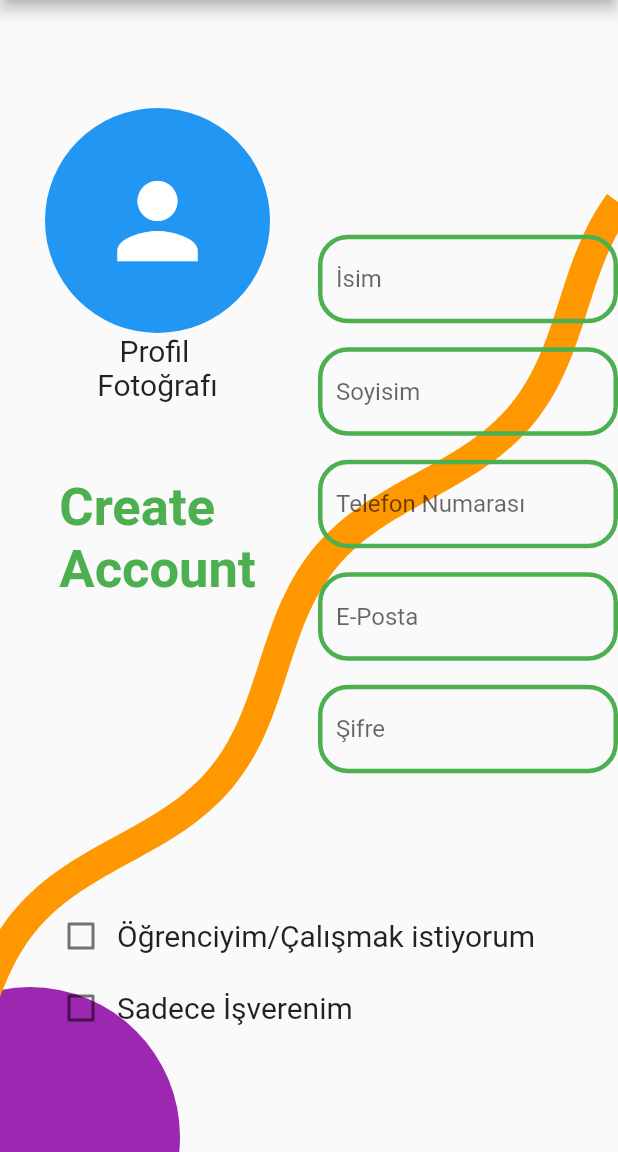
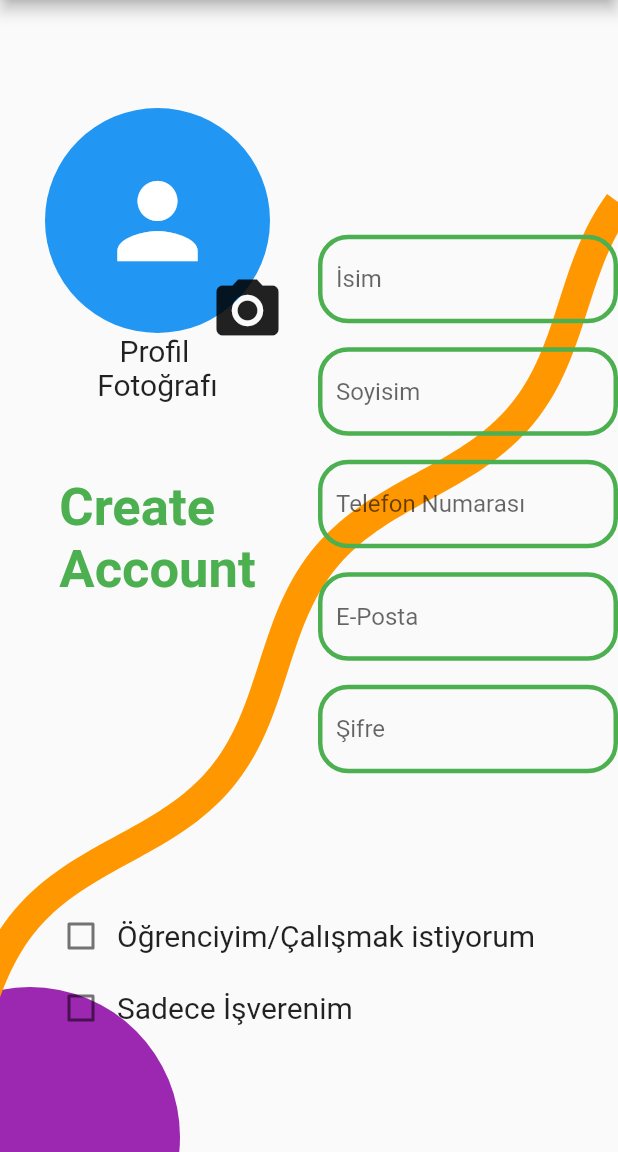
Before and after one commit to al1berk/istebu, a Flutter app: the screen it shows after launch, after a tap on "Üye Ol", on a phone screen of 412 x 824 dp, the part 84-1236 px from its top. Run offline on Flutter 3.47's test engine with Material 2 defaults, Android fonts, the phone set to English and light mode, and no system bars; our stand-ins replace cloud_firestore, firebase_auth, firebase_core, get, icons_plus, image_picker and 2 more; accounts and stored records are empty.

Commit message:
Profil fotoğrafı çekme ve galeriden seçme eklendi. firebase e eklenecek

```diff
--- a/lib/View/Kategoriler/kisi.dart
+++ b/lib/View/Kategoriler/kisi.dart
@@ -18,7 +18,7 @@ class Kisi extends StatelessWidget {
           child: Column(
             mainAxisAlignment: MainAxisAlignment.center,
             children: [
-              ProfilResmiWidget(c: c.imageUrl),
+              //ProfilResmiWidget(c: c.imageUrl),
               SizedBox(height: 15,),
               Text(c.isim),
               SizedBox(height: 15,),
--- a/lib/View/Uyelik/sign_in_page.dart
+++ b/lib/View/Uyelik/sign_in_page.dart
@@ -1,6 +1,7 @@
 import 'dart:math';
 import 'package:flutter/material.dart';
 import 'package:get/get.dart';
+import 'package:image_picker/image_picker.dart';
 import 'package:istebu/Model/M%C3%BC%C5%9Fteri/musteri.dart';
 import 'package:istebu/View/Uyelik/creat_profile.dart';
 import 'package:istebu/View/widgets.dart';
@@ -8,8 +9,7 @@ import 'package:istebu/ViewModel/create_profile_view_model.dart';
 import 'package:uuid/uuid.dart';
 import '../../Model/Çalışan/calisan_model.dart';
 import 'creat_profile_two.dart';
-import '../Ilanlar/ilanlar.dart';
-
+import 'dart:io';
 class SigninPage extends StatefulWidget {
   const SigninPage({super.key});
 
@@ -26,6 +26,8 @@ class _SigninPageState extends State<SigninPage> {
   bool isChecked = false;
   bool isChecked2 = false;
   CreateProfileViewModel viewModel = CreateProfileViewModel();
+  File? _selectedImage;
+
 
   @override
   Widget build(BuildContext context) {
@@ -66,11 +68,25 @@ class _SigninPageState extends State<SigninPage> {
                 Row(
                   mainAxisAlignment: MainAxisAlignment.end,
                   children: [
-                    const Column(
+                     Column(
                       children: [
-                        ProfilResmiWidget(
-                          c: null,
-                        ),
+                        Stack(children: [
+                          ProfilResmiWidget(
+                            c: _selectedImage,
+                          ),
+                          Positioned(
+                            bottom: 0.0,
+                            right: 0.0,
+                            child: IconButton(
+                              onPressed: () => _showImagePickerDialog(context),
+                              icon: Icon(
+                                Icons.camera_alt,
+                                size: 50, // Simgenin boyutunu istediğiniz değerle değiştirin
+                              ),
+                            )
+                          ),
+                        ],),
+
                         Text(
                           "   Profil\nFotoğrafı",
                           style: TextStyle(
@@ -263,4 +279,51 @@ class _SigninPageState extends State<SigninPage> {
       ),
     );
   }
+  Future<void> _pickImage() async {
+    final pickedFile = await ImagePicker().getImage(source: ImageSource.gallery);
+
+    if (pickedFile != null) {
+      setState(() {
+        _selectedImage = File(pickedFile.path);
+      });
+    }
+  }
+  Future<void> _captureImage() async {
+    final pickedFile = await ImagePicker().getImage(source: ImageSource.camera);
+
+    if (pickedFile != null) {
+      setState(() {
+        _selectedImage = File(pickedFile.path);
+      });
+    }
+  }
+
+  Future<void> _showImagePickerDialog(BuildContext context) async {
+    showModalBottomSheet(
+      context: context,
+      builder: (BuildContext context) {
+        return Column(
+          mainAxisSize: MainAxisSize.min,
+          children: <Widget>[
+            ListTile(
+              leading: Icon(Icons.photo_library),
+              title: Text('Galeriden Seç'),
+              onTap: () {
+                Navigator.pop(context);
+                _pickImage();
+              },
+            ),
+            ListTile(
+              leading: Icon(Icons.camera_alt),
+              title: Text('Kameradan Çek'),
+              onTap: () {
+                Navigator.pop(context);
+                _captureImage();
+              },
+            ),
+          ],
+        );
+      },
+    );
+  }
 }
--- a/lib/View/widgets.dart
+++ b/lib/View/widgets.dart
@@ -1,5 +1,5 @@
 import 'dart:math';
-
+import 'dart:io';
 import 'package:flutter/material.dart';
 
 class TextF extends StatelessWidget {
@@ -82,29 +82,29 @@ class ProfilResmiWidget extends StatelessWidget {
     required this.c,
   });
 
-  final String? c;
+  final File? c;
 
   @override
   Widget build(BuildContext context) {
     return Container(
-      width: 150, // Genişlik
-      height: 150, // Yükseklik
+      width: 150,
+      height: 150,
       decoration: const BoxDecoration(
-        shape: BoxShape.circle, // Yuvarlak şekil
-        color: Colors.blue, // Daire rengi
+        shape: BoxShape.circle,
+        color: Colors.blue,
       ),
       child: ClipOval(
         child: c != null
-            ? Image.asset(
-          'assets/asd.jpeg', // Profil resminin yolunu belirtin
-          width: 150, // Genişlik
-          height: 150, // Yükseklik
-          fit: BoxFit.cover, // İmajın boyutunu ayarlar
+            ? Image.file(
+          c!,
+          width: 150,
+          height: 150,
+          fit: BoxFit.cover,
         )
             : const Icon(
-          Icons.person, // Daire içinde gösterilecek simge
-          size: 80, // Simge boyutu
-          color: Colors.white, // Simge rengi
+          Icons.person,
+          size: 80,
+          color: Colors.white,
         ),
       ),
     );
--- a/lib/main.dart
+++ b/lib/main.dart
@@ -7,6 +7,7 @@ import 'firebase_options.dart';
 
 Future<void> main()   async {
   WidgetsFlutterBinding.ensureInitialized();
+
   await Firebase.initializeApp(
     options: DefaultFirebaseOptions.currentPlatform,
   );
--- a/pubspec.yaml
+++ b/pubspec.yaml
@@ -34,11 +34,11 @@ dependencies:
   cloud_firestore: ^4.12.1
   get: ^4.6.1
   icons_plus: ^4.0.0
-  image_picker: ^0.8.4
   multi_select_flutter: ^4.0.0
   salomon_bottom_bar: ^3.3.2
   firebase_auth: ^4.12.0
   uuid: ^4.1.0
+  image_picker: ^0.8.4
 
 
   # The following adds the Cupertino Icons font to your application.
```
Also changed, not shown: pubspec.lock, 2 other files.
